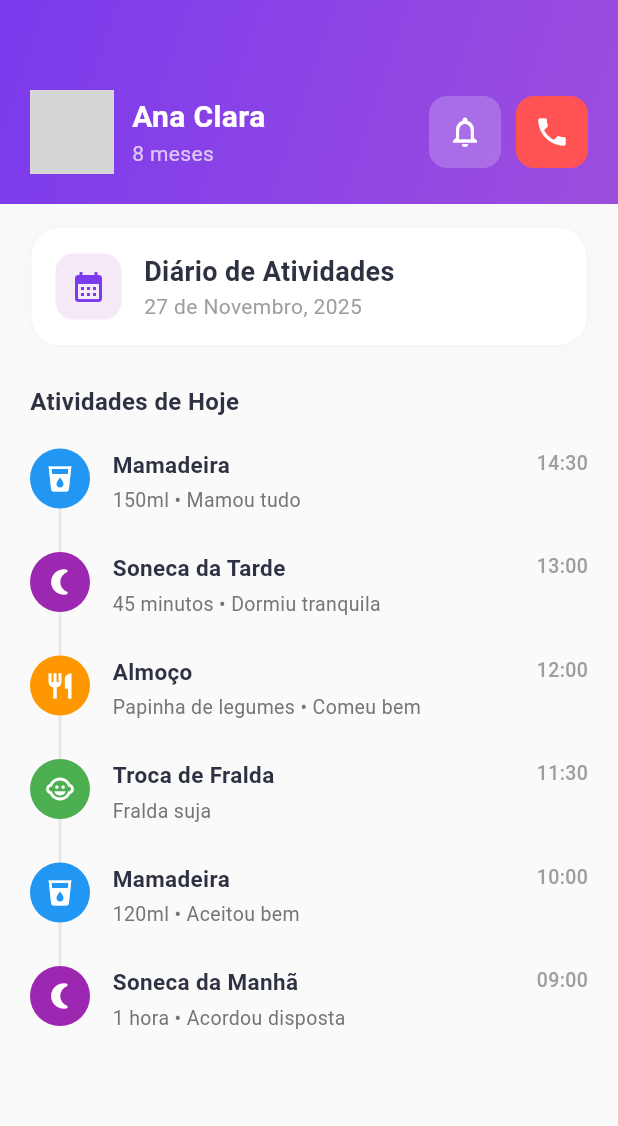
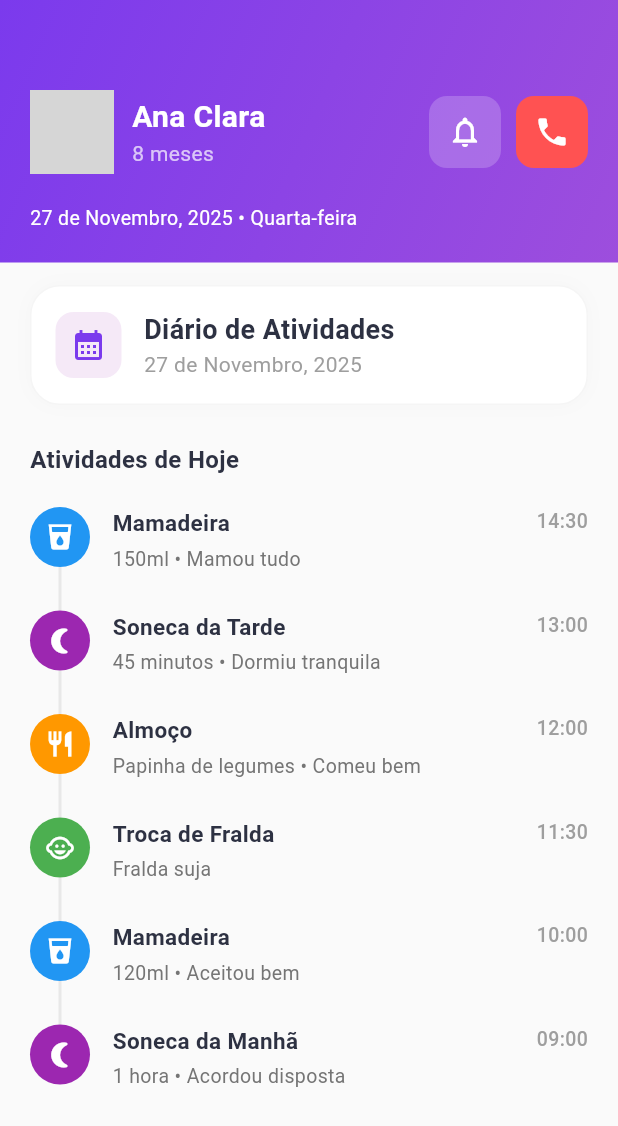
Before and after one commit to llraraujo/kinderedu, a Flutter app: the DiaryView screen opened directly, on a phone screen of 412 x 824 dp. Shown: the top 1126 px of the screen. Run offline on Flutter 3.47's test engine with Material 3 defaults, Android fonts, the phone set to English and light mode, and no system bars; accounts and stored records are empty; network calls fail; grey boxes are pictures that could not be loaded.

Commit message:
header component e renomeado widgets

```diff
--- /dev/null
+++ b/lib/components/header_component.dart
@@ -0,0 +1,79 @@
+
+import 'package:flutter/material.dart';
+import '../models/header_model.dart';
+
+Widget header(ChildProfile profile) {
+
+    late ChildProfile _profile = profile;
+
+    return Container(
+      padding: const EdgeInsets.only(top: 60, left: 20, right: 20, bottom: 20),
+      decoration: const BoxDecoration(
+        gradient: LinearGradient(
+          colors: [Color(0xFF7B3AED), Color(0xFF9D4EDD)], // Gradiente roxo
+          begin: Alignment.topLeft,
+          end: Alignment.bottomRight,
+        ),
+      ),
+      child: Column(
+        crossAxisAlignment: CrossAxisAlignment.start,
+        children: [
+          Row(
+            children: [
+              CircleAvatar(
+                radius: 28,
+                backgroundImage: NetworkImage(_profile.imageUrl),
+              ),
+              const SizedBox(width: 12),
+              Expanded(
+                child: Column(
+                  crossAxisAlignment: CrossAxisAlignment.start,
+                  children: [
+                    Text(
+                      _profile.name,
+                      style: const TextStyle(
+                        fontSize: 20,
+                        fontWeight: FontWeight.bold,
+                        color: Colors.white,
+                      ),
+                    ),
+                    Text(
+                      _profile.age,
+                      style: const TextStyle(
+                        fontSize: 14,
+                        color: Colors.white70,
+                      ),
+                    ),
+                  ],
+                ),
+              ),
+              _buildIconButton(Icons.notifications_outlined, const Color(0x33FFFFFF)),
+              const SizedBox(width: 10),
+              _buildIconButton(Icons.phone, Colors.redAccent),
+            ],
+          ),
+          const SizedBox(height: 20),
+          Text(
+            _profile.currentDate,
+            style: const TextStyle(
+              color: Colors.white,
+              fontSize: 13,
+            ),
+          ),
+        ],
+      ),
+    );
+  }
+
+  Widget _buildIconButton(IconData icon, Color bgColor) {
+    return Container(
+      decoration: BoxDecoration(
+        color: bgColor,
+        borderRadius: BorderRadius.circular(12),
+      ),
+      child: IconButton(
+        icon: Icon(icon, color: Colors.white),
+        onPressed: () {},
+      ),
+    );
+  }
--- a/lib/components/input_field.dart
+++ b/lib/components/input_field_component.dart
@@ -1,7 +1,7 @@
 /// Componente customizado para o botão de seleção de perfil
   import 'package:flutter/material.dart';
 
-  Widget BuildInputField({
+  Widget inputField({
     required String label,
     required String hint,
     required IconData prefixIcon,
--- a/lib/components/role_button.dart
+++ b/lib/components/role_button_component.dart
@@ -3,7 +3,7 @@
 
 
   /// Componente customizado para o botão de seleção de perfil
-  Widget BuildRoleButton({
+  Widget roleButton({
     required String title,
     required bool isSelected,
     required VoidCallback onTap,
--- a/lib/controllers/diary_controller.dart
+++ b/lib/controllers/diary_controller.dart
@@ -1,7 +1,11 @@
 import 'package:flutter/material.dart';
+import 'package:kinderedu/models/header_model.dart';
 import '../models/diary_model.dart';
 
 class DiaryController {
+   ChildProfile getChildProfile() {
+    return childProfileHeader;
+  }
   // Simula a busca de eventos do diário
   List<DiaryEntry> getDiaryEntries() {
     return [
--- /dev/null
+++ b/lib/models/header_model.dart
@@ -0,0 +1,20 @@
+class ChildProfile {
+  final String name;
+  final String age;
+  final String imageUrl;
+  final String currentDate;
+
+  ChildProfile({
+    required this.name,
+    required this.age,
+    required this.imageUrl,
+    required this.currentDate,
+  });
+}
+
+var childProfileHeader = ChildProfile(
+      name: 'Ana Clara',
+      age: '8 meses',
+      imageUrl: 'https://via.placeholder.com/150', // Substitua pela URL da foto
+      currentDate: '27 de Novembro, 2025 • Quarta-feira',
+);
--- a/lib/views/diary_view.dart
+++ b/lib/views/diary_view.dart
@@ -1,4 +1,6 @@
 import 'package:flutter/material.dart';
+import 'package:kinderedu/components/header_component.dart';
+import 'package:kinderedu/models/header_model.dart';
 import '../controllers/diary_controller.dart';
 import '../models/diary_model.dart';
 
@@ -12,11 +14,13 @@ class DiaryView extends StatefulWidget {
 class _DiaryViewState extends State<DiaryView> {
   final DiaryController _controller = DiaryController();
   late List<DiaryEntry> _entries;
+  late ChildProfile _profile;
 
   @override
   void initState() {
     super.initState();
     _entries = _controller.getDiaryEntries();
+    _profile = _controller.getChildProfile();
   }
 
   @override
@@ -25,7 +29,7 @@ class _DiaryViewState extends State<DiaryView> {
       backgroundColor: Colors.grey[50],
       body: Column(
         children: [
-          _buildHeader(), // Reutilizando a lógica do Dashboard
+          header(_profile), // Reutilizando a lógica do Dashboard
           Expanded(
             child: SingleChildScrollView(
               padding: const EdgeInsets.symmetric(horizontal: 20.0, vertical: 15.0),
@@ -45,47 +49,6 @@ class _DiaryViewState extends State<DiaryView> {
     );
   }
 
-  // Cabeçalho idêntico ao Dashboard para consistência
-  Widget _buildHeader() {
-    return Container(
-      padding: const EdgeInsets.only(top: 60, left: 20, right: 20, bottom: 20),
-      decoration: const BoxDecoration(
-        gradient: LinearGradient(
-          colors: [Color(0xFF7B3AED), Color(0xFF9D4EDD)],
-          begin: Alignment.topLeft,
-          end: Alignment.bottomRight,
-        ),
-      ),
-      child: Row(
-        children: [
-          const CircleAvatar(
-            radius: 28,
-            backgroundImage: NetworkImage('https://via.placeholder.com/150'),
-          ),
-          const SizedBox(width: 12),
-          const Expanded(
-            child: Column(
-              crossAxisAlignment: CrossAxisAlignment.start,
-              children: [
-                Text('Ana Clara', style: TextStyle(fontSize: 20, fontWeight: FontWeight.bold, color: Colors.white)),
-                Text('8 meses', style: TextStyle(fontSize: 14, color: Colors.white70)),
-              ],
-            ),
-          ),
-          _buildCircleIconButton(Icons.notifications_outlined, const Color(0x33FFFFFF)),
-          const SizedBox(width: 10),
-          _buildCircleIconButton(Icons.phone, Colors.redAccent),
-        ],
-      ),
-    );
-  }
-
-  Widget _buildCircleIconButton(IconData icon, Color color) {
-    return Container(
-      decoration: BoxDecoration(color: color, borderRadius: BorderRadius.circular(12)),
-      child: IconButton(icon: Icon(icon, color: Colors.white), onPressed: () {}),
-    );
-  }
 
   // Card de seleção de data
   Widget _buildDateSelector() {
```
Also changed, not shown: lib/controllers/dashboard_controller.dart (+2 -6 lines), lib/models/dashboard_model.dart (+0 -12 lines), lib/views/dashboard_view.dart (+3 -75 lines), lib/views/login_view.dart (+6 -7 lines).
